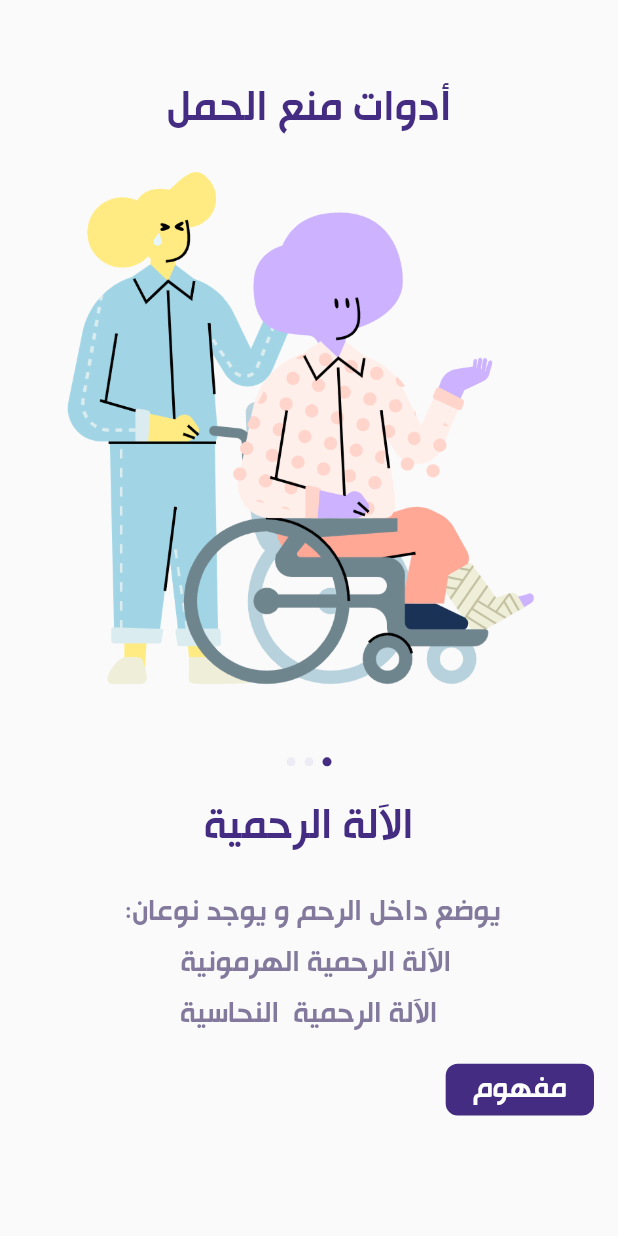
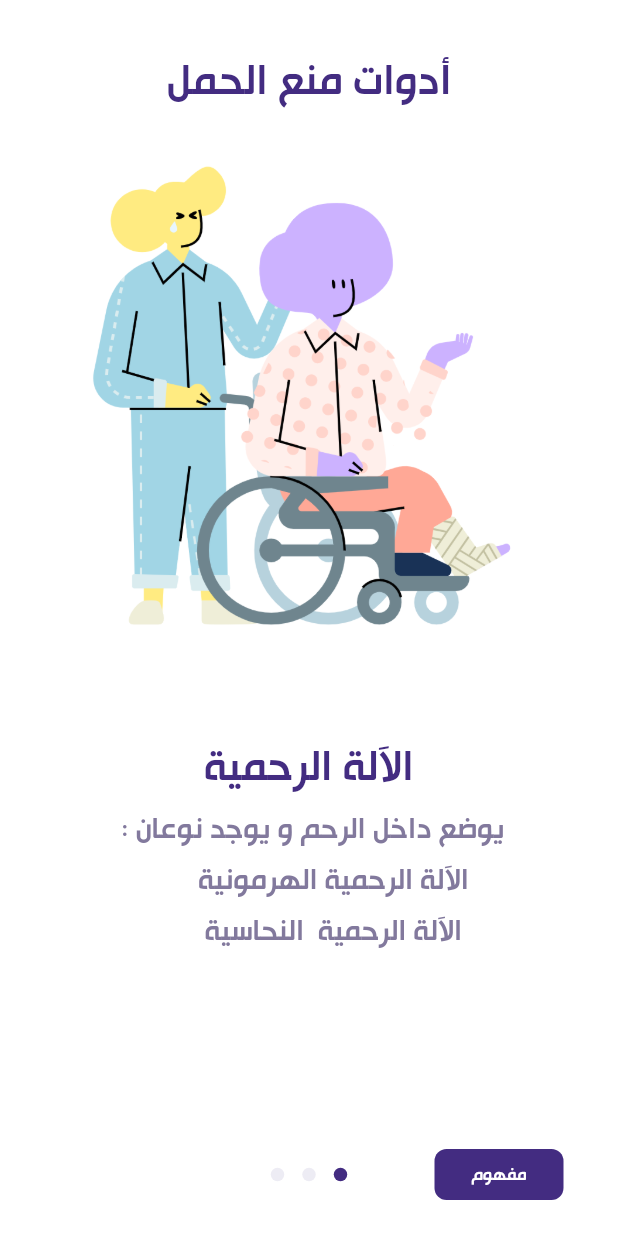
Before and after one commit to yaa9oub/Tanit, a Flutter app: the OnBoardingScreen screen opened by its route, swiped to page 3, on a phone screen of 412 x 824 dp. Run offline on Flutter 3.47's test engine with Material 2 defaults, Android fonts, the phone set to English and light mode, and no system bars; drawn by our look-alikes of introduction_screen, smooth_page_indicator; our stand-ins replace flutter_screenutil, get.

Commit message:
feat/fix on_boarding_screen

```diff
--- /dev/null
+++ b/lib/binding/on_boarding_screen_binding.dart
@@ -0,0 +1,9 @@
+import 'package:get/get.dart';
+import 'package:tanitapp/screens/on_boarding_screen/on_boarding_screen_controller.dart';
+
+class ObsBinding implements Bindings {
+  @override
+  void dependencies() {
+    Get.lazyPut<OnBoardingScreenController>(() => OnBoardingScreenController());
+  }
+}
--- a/lib/main.dart
+++ b/lib/main.dart
@@ -15,9 +15,7 @@ class GetApp extends StatelessWidget {
       designSize: const Size(375, 812),
       builder: () => GetMaterialApp(
         debugShowCheckedModeBanner: false,
-        //initialRoute: Routes.initial,
-        initialRoute: Routes.boardingScreen,
-
+        initialRoute: Routes.initial,
         defaultTransition: Transition.fade,
         getPages: AppPages.pages,
         enableLog: true,
--- a/lib/routes/app_pages.dart
+++ b/lib/routes/app_pages.dart
@@ -2,15 +2,15 @@ import 'package:get/get.dart';
 import 'package:tanitapp/binding/home_binding.dart';
 import 'package:tanitapp/routes/app_routes.dart';
 import 'package:tanitapp/screens/home/home_page.dart';
-import 'package:tanitapp/screens/onBoardingScreen/onBoardingScreen.dart';
+import 'package:tanitapp/screens/on_boarding_screen/on_boarding_screen.dart';
 
 class AppPages {
   static final pages = [
-  /*  GetPage(
+   GetPage(
       name: Routes.initial,
       page: () => const HomePage(),
       binding: HomeBinding(),
-    ),*/
+    ),
         GetPage(
       name: Routes.boardingScreen,
       page: () => const OnBoardingScreen(),
--- a/lib/routes/app_routes.dart
+++ b/lib/routes/app_routes.dart
@@ -1,5 +1,5 @@
 abstract class Routes {
- // static const initial = '/';
+ static const initial = '/';
   static const boardingScreen = '/onBoardingScreen';
 
 
--- a/lib/screens/home/home_page.dart
+++ b/lib/screens/home/home_page.dart
@@ -50,6 +50,9 @@ class HomePage extends StatelessWidget {
                     ),
                     PrimaryButton(
                       title: "تسجيل حساب جديد",
+                      titleStyle: AppTextStyle.subTitleWhiteTextStyle,
+                      heightButton: 51,
+                      widthButton: 327,
                       onclick: () {},
                     ),
                     const SizedBox(
--- a/lib/screens/onBoardingScreen/model.dart
+++ /dev/null
@@ -1,31 +0,0 @@
-import 'package:tanitapp/style/assets.dart';
-
-class OnbordingContent {
-  String image;
-  String title;
-  String description;
-  String utilisation;
-
-  OnbordingContent({required this.image, required this.title, required this.description, required this.utilisation});
-}
-
-List<OnbordingContent> contents = [
-  OnbordingContent(
-    title: 'حبوب البروجيستيرون',
-    image: Assets.on_boarding_screen_1,
-    description: "تحتوي حبوب البروجيستيرون على هرمون البروجيستيرون فقط",
-    utilisation: "تؤخذ مرة في اليوم في نفس الوقت دون إنقطاع",
-  ),
-  OnbordingContent(
-    title: 'الواقي الذكري',
-    image: Assets.on_boarding_screen_2,
-    description: "غلاف رفيع يوضع فوق القضيب المنتصب ",
-    utilisation: "إستخدام الواقي الذكري يحمي أيضا من الإصابة بالتعفنات المنقولة جنسيا",
-  ),
-  OnbordingContent(
-    title: 'الآلة الرحمية',
-    image: Assets.on_boarding_screen_3,
-    description: " :يوضع داخل الرحم و يوجد نوعان",
-    utilisation: "  الآلة الرحمية الهرمونية\nالآلة الرحمية  النحاسية "
-  ),
-];
--- a/lib/screens/onBoardingScreen/onBoardingScreen.dart
+++ /dev/null
@@ -1,123 +0,0 @@
-import 'package:flutter/material.dart';
-import 'package:flutter_screenutil/flutter_screenutil.dart';
-import 'package:get/get.dart';
-import 'package:smooth_page_indicator/smooth_page_indicator.dart';
-import 'package:tanitapp/screens/onBoardingScreen/model.dart';
-import 'package:tanitapp/screens/onBoardingScreen/onBoardingScreenController.dart';
-
-import 'package:tanitapp/style/assets.dart';
-import 'package:tanitapp/style/colors.dart';
-import 'package:tanitapp/style/text.dart';
-import 'package:tanitapp/widgets/buttons.dart';
-
-class OnBoardingScreen extends StatefulWidget {
-  const OnBoardingScreen({Key? key}) : super(key: key);
-
-  @override
-  State<OnBoardingScreen> createState() => _OnBoardingScreenState();
-}
-
-class _OnBoardingScreenState extends State<OnBoardingScreen> {
-  final indicator_controller = PageController();
-
-  @override
-  Widget build(BuildContext context) {
-    var size = MediaQuery.of(context).size;
-    return Scaffold(
-      body: GetBuilder<OnBoardingScreenController>(
-        init: OnBoardingScreenController(),
-        initState: (_) {},
-        builder: (controller) {
-          return SizedBox(
-            width: size.width,
-            height: size.height,
-            child: SingleChildScrollView(
-              child: Padding(
-                padding: const EdgeInsets.symmetric(horizontal: 16),
-                child: Column(
-                  children: [
-                     SizedBox(
-                      height: 47.h,
-                    ),
-                    const Center(
-                      child: Text(
-                        "أدوات منع الحمل",
-                        style: AppTextStyle.titleTextStyle,
-                      ),
-                    ),
-                     SizedBox(
-                      height: 8.h,
-                    ),
-                    SizedBox(
-                      height: 723.h,
-
-                      child: PageView.builder(
-                        controller: indicator_controller,
-                        itemCount: contents.length,
-                        itemBuilder: (context, index) {
-                          return Column(
-                            crossAxisAlignment: CrossAxisAlignment.center,
-                            children: [
-                              Padding(
-                                padding:
-                                    const EdgeInsets.only(top: 8.0, bottom: 43),
-                                child: SizedBox(
-                                  width: 343.w,
-                                  height: 344.h,
-                                  child: Image.asset(contents[index].image),
-                                ),
-                              ),
-                              builDot(),
-                              Padding(
-                                padding: const EdgeInsets.symmetric(
-                                    vertical: 16.0),
-                                child: Text(contents[index].title,
-                              textAlign:TextAlign.center,
-
-                                    style: AppTextStyle.titleTextStyle),
-                              ),
-                              Text(contents[index].description,
-                              textAlign:TextAlign.center,
-
-                                  style: AppTextStyle.descriptionTextStyle),
-                              Text(contents[index].utilisation,
-                              textAlign:TextAlign.center,
-                                  style: index==1? AppTextStyle.warningTextStyle:AppTextStyle.descriptionTextStyle),
-                                  SizedBox(
-                                    height: 15.h,
-                                  ),
-                              Align(
-                                alignment: Alignment.bottomRight,
-                                child: ThirdButton(
-                                  title: "مفهوم",
-                                  onclick: () {},
-                                ),
-                              ),
-                            ],
-                          );
-                        },
-                      ),
-                    ),
-                  ],
-                ),
-              ),
-            ),
-          );
-        },
-      ),
-    );
-  }
-
-  builDot() {
-    return SmoothPageIndicator(
-        controller: indicator_controller, // PageController
-        count: 3,
-        effect: const SlideEffect(
-            spacing: 6.0,
-            dotWidth: 6.0,
-            dotHeight: 6.0,
-            dotColor: AppColors.lightGreyColor,
-            activeDotColor: AppColors.primaryColor), // your preferred effect
-        onDotClicked: (index) {});
-  }
-}
--- /dev/null
+++ b/lib/screens/on_boarding_screen/on_boarding_screen.dart
@@ -0,0 +1,59 @@
+import 'package:flutter/material.dart';
+import 'package:introduction_screen/introduction_screen.dart';
+import 'package:flutter_screenutil/flutter_screenutil.dart';
+import 'package:get/get.dart';
+import 'package:tanitapp/screens/on_boarding_screen/on_boarding_screen_content.dart';
+import 'package:tanitapp/screens/on_boarding_screen/on_boarding_screen_controller.dart';
+import 'package:tanitapp/style/colors.dart';
+import 'package:tanitapp/style/text.dart';
+import 'package:tanitapp/widgets/buttons.dart';
+
+class OnBoardingScreen extends StatelessWidget {
+  const OnBoardingScreen({Key? key}) : super(key: key);
+  @override
+  Widget build(BuildContext context) {
+    var size = MediaQuery.of(context).size;
+    return Scaffold(
+        body: GetBuilder<OnBoardingScreenController>(
+            init: OnBoardingScreenController(),
+            initState: (_) {},
+            builder: (controller) {
+              return Container(
+                width: size.width,
+                height: size.height,
+                color: AppColors.whiteColor,
+                child: Column(
+                  children: [
+                    SizedBox(
+                      height: 30.h,
+                    ),
+                    const Center(
+                        child: Text(
+                      'أدوات منع الحمل',
+                      style: AppTextStyle.titleTextStyle,
+                    )),
+                    Expanded(
+                      child: IntroductionScreen(
+                        globalBackgroundColor: AppColors.whiteColor,
+                        pages: getPages(),
+                        showSkipButton: false,
+                        showNextButton: false,
+                        done: const PrimaryButton(
+                          heightButton: 34,
+                          widthButton: 86,
+                          title: "مفهوم",
+                          titleStyle: AppTextStyle.smallButtoneTextStyle,
+                        ),
+                        onDone: (){},
+                        dotsDecorator: const DotsDecorator(
+                          color: AppColors.lightGreyColor,
+                          activeColor: AppColors.primaryColor,
+                        ),
+                      ),
+                    ),
+                  ],
+                ),
+              );
+            }));
+  }
+}
--- /dev/null
+++ b/lib/screens/on_boarding_screen/on_boarding_screen_content.dart
@@ -0,0 +1,52 @@
+import 'package:flutter/material.dart';
+import 'package:flutter_screenutil/flutter_screenutil.dart';
+import 'package:tanitapp/style/assets.dart';
+import 'package:introduction_screen/introduction_screen.dart';
+import 'package:tanitapp/style/text.dart';
+
+List<PageViewModel> getPages() {
+  return [
+    PageViewModel(
+        title: 'حبوب البروجيستيرون',
+        image: const Image(
+            image: AssetImage(
+          Assets.on_boarding_screen_1,
+        )),
+        body: """تحتوي حبوب البروجيستيرون على هرمون البروجيستيرون فقط
+     تؤخذ مرة في اليوم في نفس الوقت دون إنقطاع""",
+        decoration: getPageDecoration()),
+    PageViewModel(
+      title: 'الواقي الذكري',
+      image: const Image(image: AssetImage(Assets.on_boarding_screen_2)),
+      bodyWidget: Column(
+        children: [
+          const Text(
+            'غلاف رفيع يوضع فوق القضيب المنتصب',
+            style: AppTextStyle.descriptionTextStyle,
+            textAlign: TextAlign.center,
+          ),
+          SizedBox(height: 30.h),
+          const Text(
+              'إستخدام الواقي الذكري يحمي أيضا من الإصابة بالتعفنات المنقولة جنسيا',
+              style: AppTextStyle.warningTextStyle,
+              textAlign: TextAlign.center),
+        ],
+      ),
+      decoration: getPageDecoration(),
+    ),
+    PageViewModel(
+      title: 'الآلة الرحمية',
+      image: const Image(image: AssetImage(Assets.on_boarding_screen_3)),
+      body: """ : يوضع داخل الرحم و يوجد نوعان
+       الآلة الرحمية الهرمونية
+       الآلة الرحمية  النحاسية""",
+      decoration: getPageDecoration(),
+    ),
+  ];
+}
+PageDecoration getPageDecoration() => const PageDecoration(
+      titleTextStyle: AppTextStyle.titleTextStyle,
+      imagePadding: EdgeInsets.only(top: 30),
+      titlePadding: EdgeInsets.only(top: 50),
+      bodyTextStyle: AppTextStyle.descriptionTextStyle,
+    );
--- a/lib/style/assets.dart
+++ b/lib/style/assets.dart
@@ -1,7 +1,10 @@
 class Assets {
   static const String tanit = "assets/png/tanit.png";
+  // ignore: constant_identifier_names
   static const String on_boarding_screen_1 = "assets/png/obs_page1.png";
+  // ignore: constant_identifier_names
   static const String on_boarding_screen_2 = "assets/png/obs_page2.png";
+  // ignore: constant_identifier_names
   static const String on_boarding_screen_3 = "assets/png/obs_page3.png";
 
 
--- a/lib/style/text.dart
+++ b/lib/style/text.dart
@@ -7,6 +7,12 @@ class AppTextStyle {
       fontSize: 22,
       fontFamily: 'Hacen',
       fontWeight: FontWeight.w400);
+  static const smallButtoneTextStyle = TextStyle(
+      color: AppColors.whiteColor,
+      fontSize: 13,
+      fontFamily: 'Hacen',
+      fontWeight: FontWeight.w400);
+
   static const subTitleWhiteTextStyle = TextStyle(
       color: AppColors.whiteColor,
       fontSize: 22,
@@ -17,12 +23,12 @@ class AppTextStyle {
       fontSize: 32,
       fontFamily: 'Hacen',
       fontWeight: FontWeight.w400);
-      static const descriptionTextStyle = TextStyle(
+  static const descriptionTextStyle = TextStyle(
       color: AppColors.lightBlueColor,
       fontSize: 22,
       fontFamily: 'Hacen',
       fontWeight: FontWeight.w400);
-       static const warningTextStyle = TextStyle(
+  static const warningTextStyle = TextStyle(
       color: AppColors.redColor,
       fontSize: 22,
       fontFamily: 'Hacen',
--- a/lib/widgets/buttons.dart
+++ b/lib/widgets/buttons.dart
@@ -4,17 +4,27 @@ import 'package:tanitapp/style/colors.dart';
 import 'package:tanitapp/style/text.dart';
 
 class PrimaryButton extends StatelessWidget {
-  const PrimaryButton({Key? key, required this.title, required this.onclick})
+  const PrimaryButton(
+      {Key? key,
+      required this.title,
+       this.onclick,
+      required this.heightButton,
+      required this.widthButton,
+      required this.titleStyle})
       : super(key: key);
   final String title;
-  final VoidCallback onclick;
+  final double heightButton;
+  final double widthButton;
+  final TextStyle titleStyle;
+
+   final VoidCallback? onclick;
   @override
   Widget build(BuildContext context) {
     return InkWell(
       onTap: onclick,
       child: Container(
-        width: 327.w,
-        height: 51.h,
+        width: widthButton,
+        height: heightButton,
         decoration: BoxDecoration(
           borderRadius: BorderRadius.circular(8),
           color: AppColors.primaryColor,
@@ -22,7 +32,7 @@ class PrimaryButton extends StatelessWidget {
         child: Center(
           child: Text(
             title,
-            style: AppTextStyle.subTitleWhiteTextStyle,
+            style: titleStyle,
           ),
         ),
       ),
@@ -56,29 +66,3 @@ class SecondaryAppButton extends StatelessWidget {
     );
   }
 }
-class ThirdButton extends StatelessWidget {
-  const ThirdButton( {Key? key, required this.title, required this.onclick})
-      : super(key: key);
-  final String title;
-  final VoidCallback onclick;
-  @override
-  Widget build(BuildContext context) {
-    return InkWell(
-      onTap: onclick,
-      child: Container(
-        width: 90.w,
-        height: 34.h,
-        decoration: BoxDecoration(
-          borderRadius: BorderRadius.circular(8),
-          color: AppColors.primaryColor,
-        ),
-        child: Center(
-          child: Text(
-            title,
-            style: AppTextStyle.subTitleWhiteTextStyle,
-          ),
-        ),
-      ),
-    );
-  }
-}
--- a/pubspec.yaml
+++ b/pubspec.yaml
@@ -29,11 +29,10 @@ environment:
 dependencies:
   flutter:
     sdk: flutter
-  introduction_screen: ^3.0.0
-  smooth_page_indicator: ^1.0.0+2
   cupertino_icons: ^1.0.2
   get: ^4.6.1
   flutter_screenutil: ^5.3.1
+  introduction_screen:
 
 dev_dependencies:
   flutter_test:
@@ -59,7 +58,6 @@ flutter:
 
   # To add assets to your application, add an assets section, like this:
   assets:
-    - assets/svg/
     - assets/png/
 
   # An image asset can refer to one or more resolution-specific "variants", see
```
Also changed, not shown: lib/screens/on_boarding_screen/on_boarding_screen_controller.dart (renamed from lib/screens/onBoardingScreen/onBoardingScreenController.dart), pubspec.lock.
